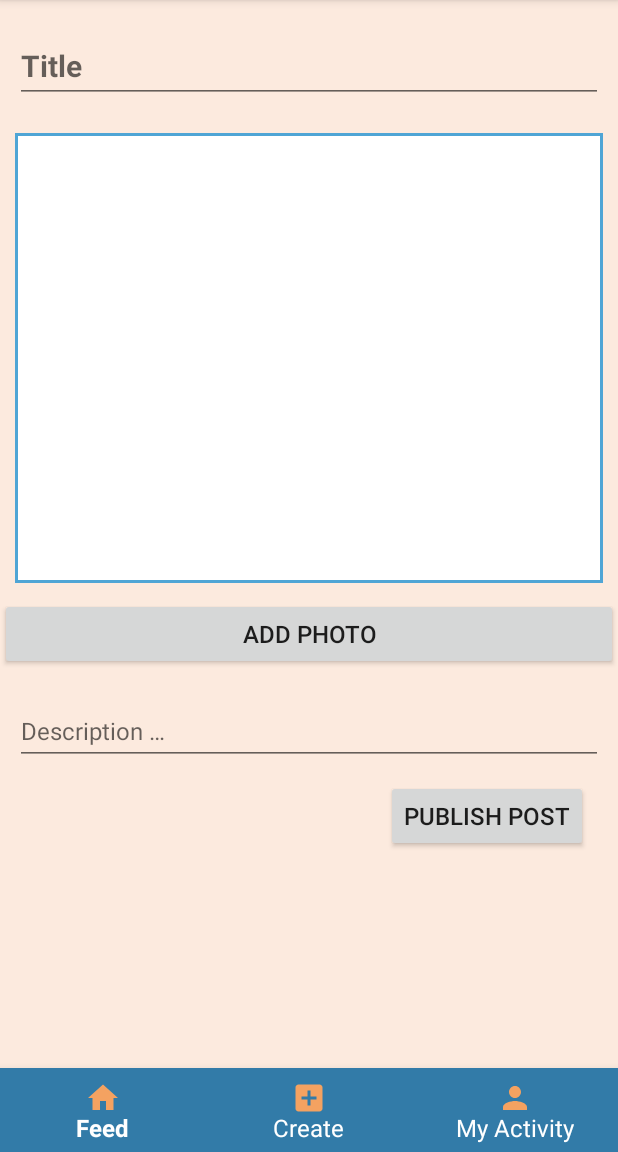
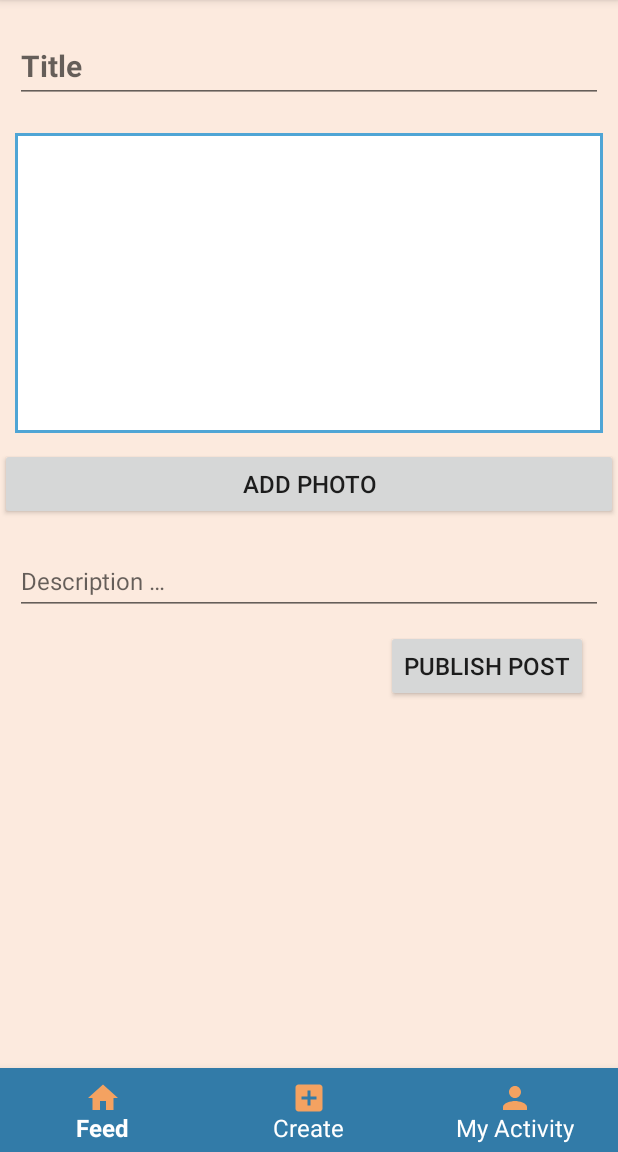
Before and after one commit to WillDinauer/Pikr, an Android app: the fragment EntryFragment placed in its activity, on a phone screen of 412 x 824 dp, the part 84-1236 px from its top. Run offline under Robolectric (Android 15) with nearby library versions, the phone set to English and light mode, and no system bars.

Commit message:
entry updates

```diff
--- a/Pikr/app/src/main/java/com/example/pikr/fragments/EntryFragment.java
+++ b/Pikr/app/src/main/java/com/example/pikr/fragments/EntryFragment.java
@@ -2,11 +2,15 @@ package com.example.pikr.fragments;
 
 import android.os.Bundle;
 
+import androidx.annotation.NonNull;
+import androidx.annotation.Nullable;
 import androidx.fragment.app.Fragment;
 
 import android.view.LayoutInflater;
 import android.view.View;
 import android.view.ViewGroup;
+import android.widget.Button;
+import android.widget.TextView;
 
 import com.example.pikr.R;
 
@@ -16,11 +20,12 @@ import com.example.pikr.R;
  * create an instance of this fragment.
  */
 public class EntryFragment extends Fragment {
+    private TextView mTitle, mDescription;
+    private Button mPostButton, mPhotoButton;
     public EntryFragment() {
         // Required empty public constructor
     }
 
-    // TODO: Rename and change types and number of parameters
     public static EntryFragment newInstance() {
         return new EntryFragment();
     }
@@ -31,4 +36,14 @@ public class EntryFragment extends Fragment {
         // Inflate the layout for this fragment
         return inflater.inflate(R.layout.fragment_entry, container, false);
     }
+
+    @Override
+    public void onViewCreated(@NonNull View view, @Nullable Bundle savedInstanceState) {
+        super.onViewCreated(view, savedInstanceState);
+        mTitle = view.findViewById(R.id.title_text);
+        mDescription = view.findViewById(R.id.description_text);
+        mPhotoButton = view.findViewById(R.id.add_photo_button);
+        mPostButton = view.findViewById(R.id.save_post_button);
+
+    }
 }
--- a/Pikr/app/src/main/res/layout/fragment_entry.xml
+++ b/Pikr/app/src/main/res/layout/fragment_entry.xml
@@ -1,5 +1,5 @@
 <?xml version="1.0" encoding="utf-8"?>
-<ScrollView xmlns:android="http://schemas.android.com/apk/res/android"
+<FrameLayout xmlns:android="http://schemas.android.com/apk/res/android"
     xmlns:tools="http://schemas.android.com/tools"
     android:layout_width="match_parent"
     android:layout_height="match_parent"
@@ -30,7 +30,7 @@
             android:layout_width="match_parent"
             android:layout_margin="10dp"
             android:background="@drawable/rectangle"
-            android:layout_height="300dp"/>
+            android:layout_height="200dp"/>
 
         <Button
             android:id="@+id/add_photo_button"
@@ -48,7 +48,7 @@
                 android:layout_width="match_parent"
                 android:layout_height="wrap_content"
                 android:hint="@string/post_description"
-                android:maxLength="307"
+                android:maxLength="251"
                 android:inputType="textCapSentences|textMultiLine"
                 android:maxLines="5" />
         </com.google.android.material.textfield.TextInputLayout>
@@ -61,4 +61,4 @@
             android:layout_marginEnd="20dp"
             android:text="@string/publish_post" />
     </LinearLayout>
-</ScrollView>
+</FrameLayout>
```
